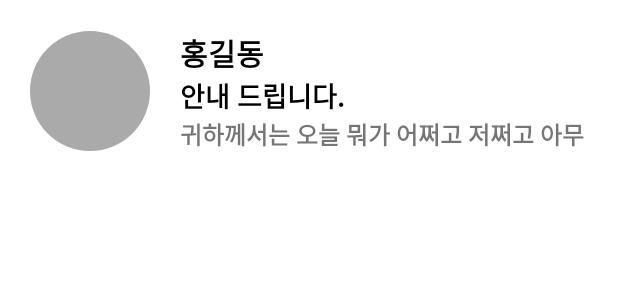
After one commit to woowa-techcamp-2022/android-mail-20, an Android app: the layout item_mail.xml on its own in the app's theme, with its tools: preview values and no code run, on a phone screen of 412 x 824 dp. The commit adds this screen. Shown: the top 300 px of the screen. Run offline under Robolectric (Android 15) with nearby library versions, the phone set to English and light mode, and no system bars.

Commit message:
[ADD] Mail 리사이클러뷰 완성

```diff
--- a/app/build.gradle
+++ b/app/build.gradle
@@ -36,7 +36,7 @@ android {
 }
 
 dependencies {
-
+    implementation "io.coil-kt:coil:0.10.0"
     implementation 'androidx.core:core-ktx:1.7.0'
     implementation 'androidx.appcompat:appcompat:1.4.2'
     implementation 'com.google.android.material:material:1.6.1'
--- a/app/src/main/AndroidManifest.xml
+++ b/app/src/main/AndroidManifest.xml
@@ -2,6 +2,8 @@
 <manifest xmlns:android="http://schemas.android.com/apk/res/android"
     xmlns:tools="http://schemas.android.com/tools"
     package="com.woowatech.android_mail_20">
+
+    <uses-permission android:name="android.permission.INTERNET"/>
 
     <application
         android:allowBackup="true"
--- /dev/null
+++ b/app/src/main/res/layout/item_mail.xml
@@ -0,0 +1,62 @@
+<?xml version="1.0" encoding="utf-8"?>
+<androidx.constraintlayout.widget.ConstraintLayout xmlns:android="http://schemas.android.com/apk/res/android"
+    xmlns:tools="http://schemas.android.com/tools"
+    android:layout_width="match_parent"
+    android:layout_height="wrap_content"
+    xmlns:app="http://schemas.android.com/apk/res-auto"
+    android:padding="20dp">
+
+    <androidx.cardview.widget.CardView
+        android:id="@+id/cv_profile"
+        android:layout_width="wrap_content"
+        android:layout_height="wrap_content"
+        app:cardCornerRadius="100dp"
+        app:cardElevation="0dp"
+        app:layout_constraintBottom_toBottomOf="parent"
+        app:layout_constraintStart_toStartOf="parent"
+        app:layout_constraintTop_toTopOf="parent">
+
+        <ImageView
+            android:id="@+id/iv_profile"
+            android:layout_width="80dp"
+            android:layout_height="80dp"
+            android:background="@android:color/darker_gray"/>
+
+    </androidx.cardview.widget.CardView>
+
+    <TextView
+        android:id="@+id/tv_name"
+        android:layout_width="wrap_content"
+        android:layout_height="wrap_content"
+        android:layout_marginStart="20dp"
+        android:textSize="20sp"
+        tools:text="홍길동"
+        android:textColor="@color/black"
+        android:textStyle="bold"
+        app:layout_constraintStart_toEndOf="@+id/cv_profile"
+        app:layout_constraintTop_toTopOf="parent" />
+
+    <TextView
+        android:id="@+id/tv_title"
+        android:layout_width="wrap_content"
+        android:layout_height="wrap_content"
+        android:textColor="@color/black"
+        android:textSize="18sp"
+        android:textStyle="bold"
+        app:layout_constraintStart_toStartOf="@+id/tv_name"
+        app:layout_constraintTop_toBottomOf="@+id/tv_name"
+        tools:text="안내 드립니다." />
+
+    <TextView
+        android:id="@+id/tv_detail"
+        android:layout_width="0dp"
+        android:layout_height="wrap_content"
+        android:textSize="16sp"
+        android:textStyle="bold"
+        app:layout_constraintEnd_toEndOf="parent"
+        app:layout_constraintStart_toStartOf="@+id/tv_title"
+        app:layout_constraintTop_toBottomOf="@+id/tv_title"
+        tools:text="귀하께서는 오늘 뭐가 어쩌고 저쩌고 아무말 대잔치"
+        android:maxLines="1" />
+
+</androidx.constraintlayout.widget.ConstraintLayout>
```
Also changed, not shown: app/src/main/java/com/woowatech/android_mail_20/main/mail/MailFragment.kt (+36 -4 lines), app/src/main/java/com/woowatech/android_mail_20/main/mail/adapter/MailAdapter.kt (added, +61 -0 lines), app/src/main/java/com/woowatech/android_mail_20/main/mail/adapter/MailViewHolder.kt (added, +29 -0 lines), app/src/main/res/layout/fragment_mail.xml (+7 -3 lines), app/src/main/res/layout/header_mail.xml (added, +17 -0 lines).
